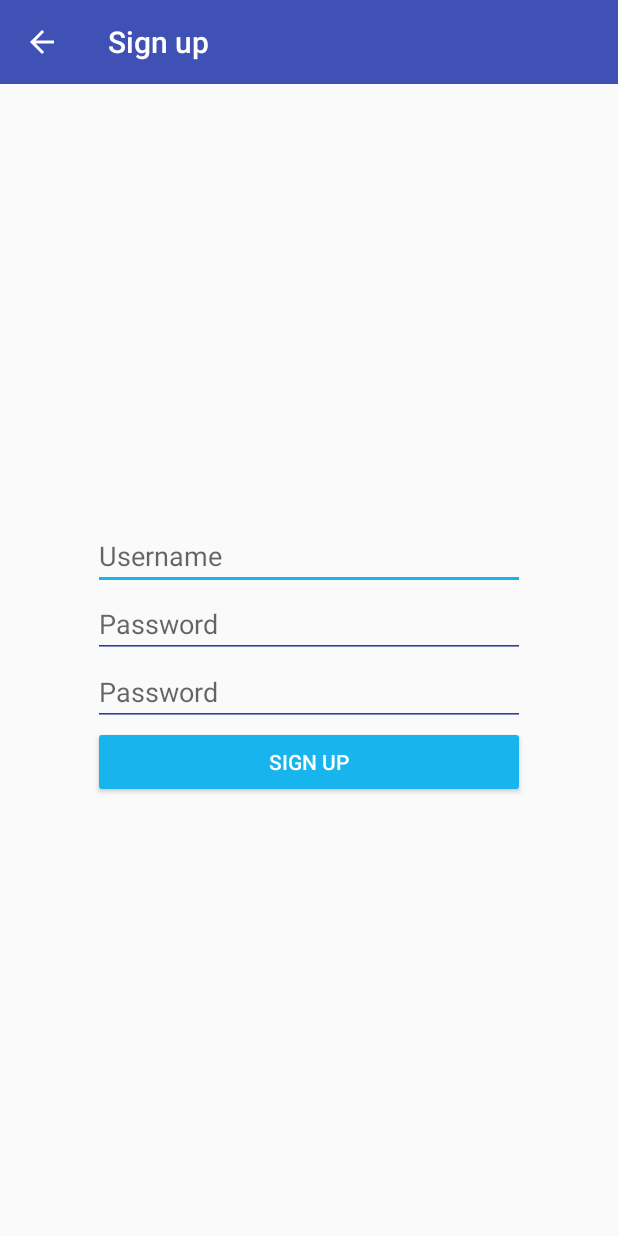
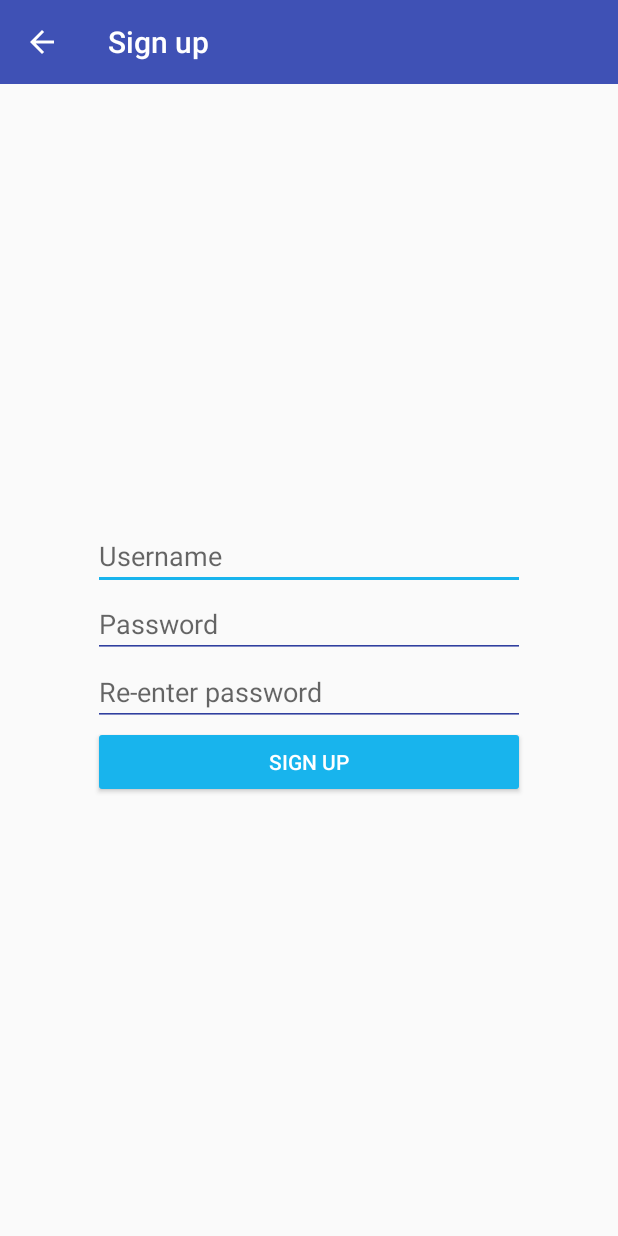
Before and after one commit to julijanjug/Personal-Finance, an Android app: the SignupActivity screen opened directly, with no data from a screen before it, on a phone screen of 412 x 824 dp. Run offline under Robolectric (Android 15) with nearby library versions, the phone set to English and light mode, and no system bars.

Commit message:
Update activity_signup.xml

```diff
--- a/PocketBank/app/src/main/res/layout/activity_signup.xml
+++ b/PocketBank/app/src/main/res/layout/activity_signup.xml
@@ -44,7 +44,7 @@
             android:layout_width="match_parent"
             android:layout_height="wrap_content"
             android:ems="10"
-            android:hint="@string/password"
+            android:hint="@string/repassword"
             android:inputType="textPassword"
             android:theme="@style/MyEditTextTheme"/>
 
```
